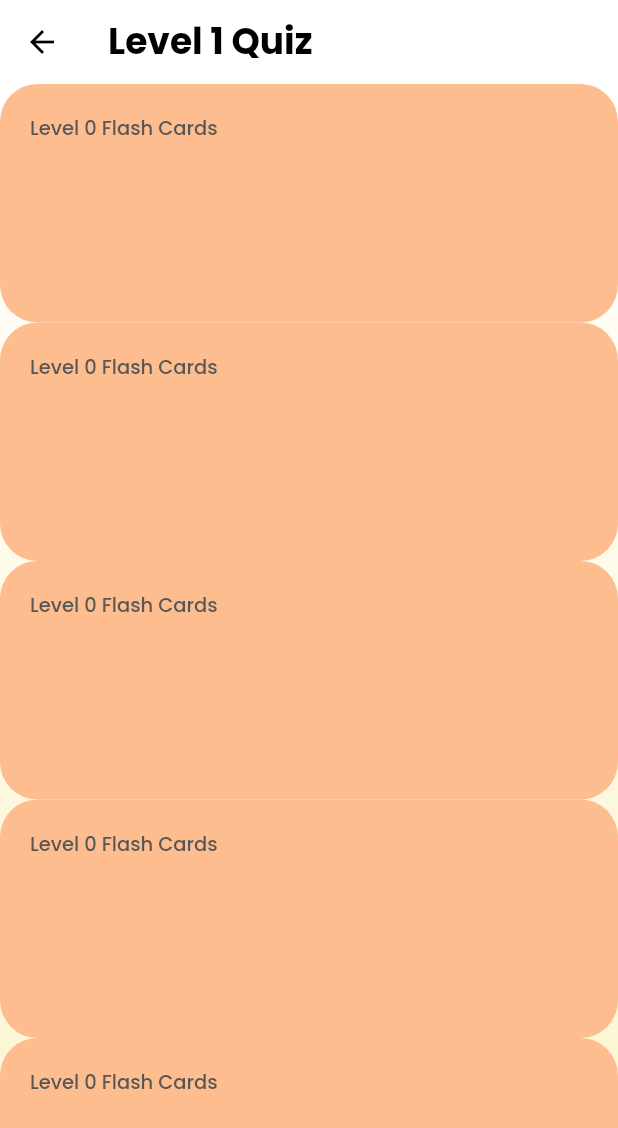
After one commit to florentianayuwono/LiteUp, a Flutter app: the QuizScreen screen opened directly, on a phone screen of 412 x 824 dp. The commit adds this screen. Shown: the top 1128 px of the screen. Run offline on Flutter 3.47's test engine with Material 2 defaults, Android fonts, the phone set to English and light mode, and no system bars; our stand-ins replace google_fonts, permission_handler; missing offline and left inert: dart:ffi, flutter_sound; network calls fail.

Commit message:
Create skeleton quiz page

```diff
--- a/lite_up/lib/constants/style.dart
+++ b/lite_up/lib/constants/style.dart
@@ -23,7 +23,7 @@ const TextStyle signUpButtonTextStyle =
     TextStyle(color: deepOrange, fontSize: 16, fontWeight: FontWeight.bold);
 
 const TextStyle personalisationTextstyle =
-    TextStyle(color: grayish, fontSize: 13, fontWeight: FontWeight.normal);
+    TextStyle(color: grayish, fontSize: 13, fontWeight: FontWeight.w500);
 
 /* COLOR STYLE */
 const Color background = Color.fromARGB(255, 249, 240, 181);
--- a/lite_up/lib/constants/text.dart
+++ b/lite_up/lib/constants/text.dart
@@ -1,5 +1,16 @@
 // This file contains list of static texts that will be displayed in the app.
 import 'package:flutter/material.dart';
+
+const personalisation_1 = ["beginner", "bookworm", "bibliophile"];
+
+const personalisation_2 = [
+  "fiksi",
+  "politik",
+  "literatur",
+  "sejarah",
+  "finansial",
+  "Saya masih mencari genre kesukaan"
+];
 
 const flashcards_1 = [
   [
@@ -28,13 +39,47 @@ const flashcards_1 = [
   ]
 ];
 
-const personalisation_1 = ["beginner", "bookworm", "bibliophile"];
-
-const personalisation_2 = [
-  "fiksi",
-  "politik",
-  "literatur",
-  "sejarah",
-  "finansial",
-  "Saya masih mencari genre kesukaan"
+const quiz_1 = [
+  [
+    "Who was the first president of Indonesia?",
+    "Soekarno",
+    "Moh. Hatta",
+    "Sayuti Melik"
+  ],
+  [
+    "Apa topik utama pembahasan G20 tahun 2022?",
+    "Perubahan iklim",
+    "Inflasi dan perekonomian global",
+    "Kelestarian lingkungan"
+  ],
+  [
+    "Apa topik utama pembahasan G20 tahun 2022?",
+    "Perubahan iklim",
+    "Inflasi dan perekonomian global",
+    "Kelestarian lingkungan"
+  ],
+  [
+    "Apa topik utama pembahasan G20 tahun 2022?",
+    "Perubahan iklim",
+    "Inflasi dan perekonomian global",
+    "Kelestarian lingkungan"
+  ],
+  [
+    "Apa topik utama pembahasan G20 tahun 2022?",
+    "Perubahan iklim",
+    "Inflasi dan perekonomian global",
+    "Kelestarian lingkungan"
+  ],
+  [
+    "Apa topik utama pembahasan G20 tahun 2022?",
+    "Perubahan iklim",
+    "Inflasi dan perekonomian global",
+    "Kelestarian lingkungan"
+  ],
+  [
+    "Apa topik utama pembahasan G20 tahun 2022?",
+    "Perubahan iklim",
+    "Inflasi dan perekonomian global",
+    "Kelestarian lingkungan"
+  ],
 ];
--- a/lite_up/lib/screens/flashcard_screen.dart
+++ b/lite_up/lib/screens/flashcard_screen.dart
@@ -3,6 +3,7 @@ import 'dart:ffi';
 import 'package:flutter/material.dart';
 import 'package:flutter_sound/flutter_sound.dart';
 import 'package:google_fonts/google_fonts.dart';
+import 'package:lite_up/screens/quiz_screen.dart';
 import 'package:lite_up/widgets/record_button.dart';
 import 'package:permission_handler/permission_handler.dart';
 import '../api/sound_recorder.dart';
@@ -36,7 +37,8 @@ class _FlashcardScreenState extends State<FlashcardScreen> {
   // Create a function to display the next flashcard
   void nextFlashcard() {
     if (index == flashcards.length - 1) {
-      return;
+      Navigator.push(context,
+              MaterialPageRoute(builder: (context) => const QuizScreen()));
     } else {
       setState(() {
         // Increments the index to rebuild the app to show next flashcard
@@ -106,21 +108,22 @@ class _FlashcardScreenState extends State<FlashcardScreen> {
                   ]),
                   // Add the flashcard widget
                   FlashcardWidget(
-                    indexAction: index,
-                    currentFlashcard: flashcards[index],
-                    totalFlashcards: flashcards.length,
-                    nextFlashcard: nextFlashcard,
-                    previousFlashcard: previousFlashcard
-                  ),
+                      indexAction: index,
+                      currentFlashcard: flashcards[index],
+                      totalFlashcards: flashcards.length,
+                      nextFlashcard: nextFlashcard,
+                      previousFlashcard: previousFlashcard),
                   // Add the recorder and audio button
                   //Center(child: RecordButton(recorder: recorder))
                   Row(mainAxisAlignment: MainAxisAlignment.center, children: [
                     Padding(
-                        padding: const EdgeInsets.symmetric(horizontal: 20, vertical: 10),
+                        padding: const EdgeInsets.symmetric(
+                            horizontal: 20, vertical: 10),
                         child:
                             Image.asset('lib/assets/images/recorder_icon.png')),
                     Padding(
-                        padding: const EdgeInsets.symmetric(horizontal: 20, vertical: 10),
+                        padding: const EdgeInsets.symmetric(
+                            horizontal: 20, vertical: 10),
                         child: Image.asset(
                             'lib/assets/images/audioPlayer_icon.png'))
                   ])
--- /dev/null
+++ b/lite_up/lib/screens/quiz_screen.dart
@@ -0,0 +1,86 @@
+import 'dart:ffi';
+
+import 'package:flutter/material.dart';
+import 'package:flutter_sound/flutter_sound.dart';
+import 'package:google_fonts/google_fonts.dart';
+import 'package:lite_up/widgets/record_button.dart';
+import 'package:permission_handler/permission_handler.dart';
+import '../api/sound_recorder.dart';
+import '../constants/style.dart';
+import '../constants/text.dart';
+import '../widgets/quiz_widget.dart';
+import '../widgets/next_button.dart';
+
+/*
+QuizScreen widget is stateful because it is our parent widget and therefore
+all the functions and variables will be in this widget. As a consequence, we
+will need to change the state of our widget.
+*/
+class QuizScreen extends StatefulWidget {
+  const QuizScreen({Key? key}) : super(key: key);
+
+  @override
+  State<QuizScreen> createState() => _QuizScreenState();
+}
+
+class _QuizScreenState extends State<QuizScreen> {
+  List<String> Quizs = [
+    for (var i = 0; i < quiz_1.length; i++)
+      "// Quiz(title: quiz_1[i][0], content: quiz_1[i][1])"
+  ];
+
+  // Create an index to loop through Quizs
+  int index = 0;
+
+  // Create a function to display the next Quiz
+  void nextQuiz() {
+    if (index == Quizs.length - 1) {
+      return;
+    } else {
+      setState(() {
+        // Increments the index to rebuild the app to show next Quiz
+        index++;
+      });
+    }
+  }
+
+  void previousQuiz() {
+    if (index == 0) {
+      return;
+    } else {
+      setState(() {
+        // Decrements the index to rebuild the app to show previous Quiz
+        index--;
+      });
+    }
+  }
+
+  @override
+  Widget build(BuildContext context) {
+    return Scaffold(
+      // Set background color
+      backgroundColor: background,
+
+      // Set the top app bar
+      appBar: AppBar(
+          title: Text('Level 1 Quiz',
+              style: GoogleFonts.poppins(textStyle: appBarTitle)),
+          backgroundColor: white,
+          foregroundColor: Colors.black,
+          elevation: 0),
+
+      // Set the body of the app
+      body: SingleChildScrollView(
+          child: Container(
+              decoration: primaryBackground,
+              alignment: Alignment.center,
+              child: Column(
+                children: [
+                  for (var i = 0; i < Quizs.length; i++)
+                    // Add the Quiz widget
+                    QuizWidget(level: index),
+                ],
+              ))),
+    );
+  }
+}
--- a/lite_up/lib/widgets/personalisation_button.dart
+++ b/lite_up/lib/widgets/personalisation_button.dart
@@ -49,11 +49,11 @@ class _PersonalisationButtonState extends State<PersonalisationButton> {
           primary: primary,
           shape: const StadiumBorder(),
           textStyle: TextStyle(
-              color: textColor, fontSize: 13, fontWeight: FontWeight.normal)),
+              color: textColor, fontSize: 13, fontWeight: FontWeight.w500)),
       child: Text(
         widget.buttonText,
         style: TextStyle(
-            color: textColor, fontSize: 13, fontWeight: FontWeight.normal),
+            color: textColor, fontSize: 13, fontWeight: FontWeight.w500),
       ),
     );
   }
--- /dev/null
+++ b/lite_up/lib/widgets/quiz_widget.dart
@@ -0,0 +1,71 @@
+import 'package:flutter/material.dart';
+import 'package:google_fonts/google_fonts.dart';
+import 'package:lite_up/screens/flashcard_screen.dart';
+import '../constants/style.dart';
+
+class QuizWidget extends StatefulWidget {
+  const QuizWidget({Key? key, required this.level}) : super(key: key);
+
+  final int level;
+
+  @override
+  State<QuizWidget> createState() => _QuizWidgetState();
+}
+
+class _QuizWidgetState extends State<QuizWidget> {
+  bool levelIsLocked = false;
+
+  // Create a function to display the unlocked level
+  void unlockLevel() {
+    if (levelIsLocked) {
+      setState(() {
+        levelIsLocked = false;
+      });
+    } else {
+      return;
+    }
+  }
+
+  @override
+  Widget build(BuildContext context) {
+    if (levelIsLocked) {
+      return GestureDetector(
+          onTap: () {
+            const FlashcardScreen();
+          },
+          child: Container(
+              padding: const EdgeInsets.only(left: 20, right: 20, top: 20, bottom: 0),
+              decoration: BoxDecoration(
+                  color: white, borderRadius: BorderRadius.circular(25)),
+              alignment: Alignment.center,
+              child: Stack(children: [
+                Text(
+                  'Level ${widget.level} Flash Cards',
+                  style: GoogleFonts.poppins(textStyle: personalisationTextstyle),
+                ),
+                Container(
+                    alignment: Alignment.bottomCenter,
+                    margin: const EdgeInsets.symmetric(vertical: 60),
+                    child: Image.asset('lib/assets/images/lock_icon.png'))
+              ])));
+    } else {
+      return GestureDetector(
+          onTap: () {
+            Navigator.push(
+                context,
+                MaterialPageRoute(
+                    builder: (context) => const FlashcardScreen()));
+          },
+          child: Container(
+              padding:
+                  EdgeInsets.only(left: 20, right: 20, top: 20, bottom: 120),
+              decoration: BoxDecoration(
+                  color: softOrange, borderRadius: BorderRadius.circular(25)),
+              alignment: Alignment.centerLeft,
+              child: Text(
+                'Level ${widget.level} Flash Cards',
+                style: GoogleFonts.poppins(textStyle: personalisationTextstyle),
+              )));
+    }
+  }
+}
```
